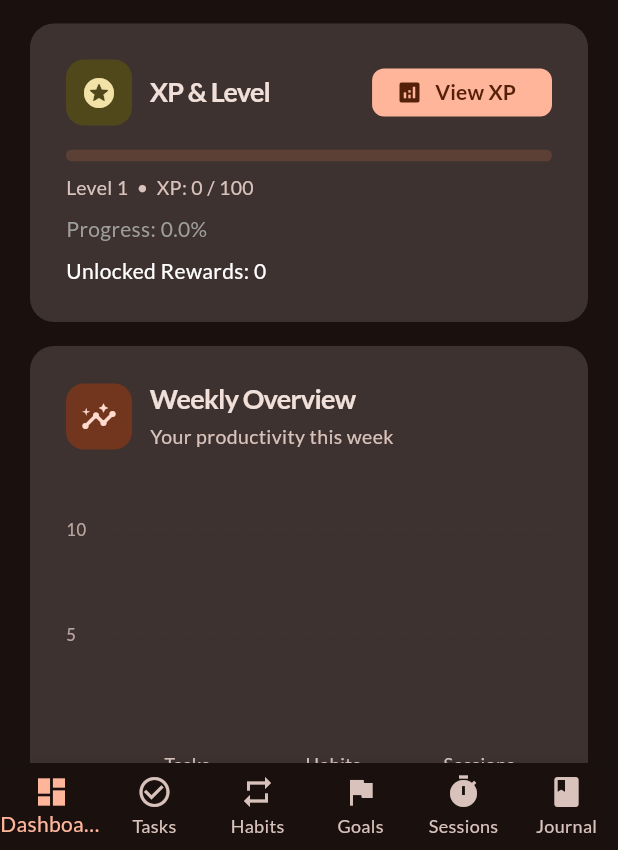
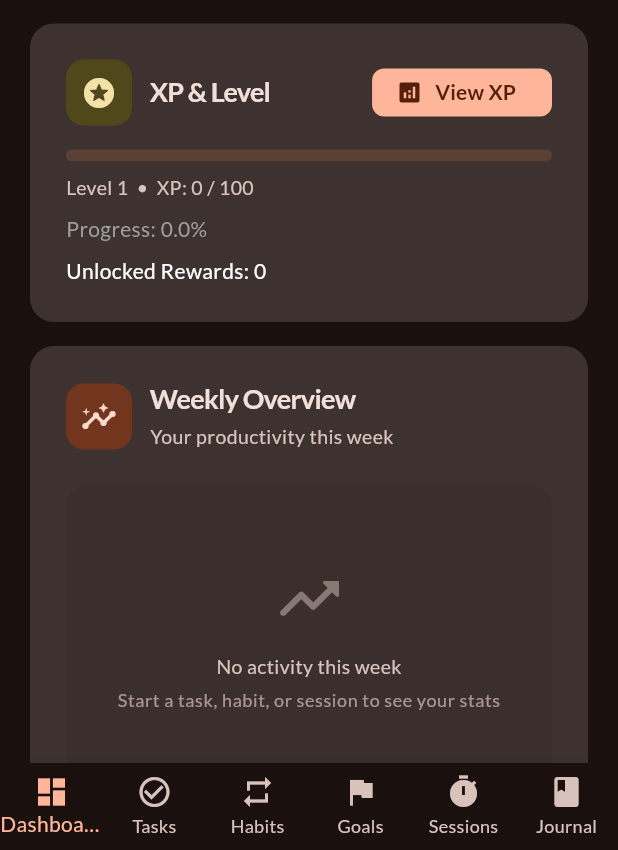
Before and after one commit to gokadzev/LockIn, a Flutter app: the screen it shows after launch, scrolled down 576 dp, on a phone screen of 412 x 824 dp, the part 386-1236 px from its top. Run offline on Flutter 3.47's test engine with Material 3 defaults, Android fonts, the phone set to English and light mode, and no system bars; drawn by our look-alikes of fl_chart; our stand-ins replace flutter_local_notifications, flutter_riverpod, hive_ce, hive_ce_flutter, permission_handler, timezone; missing offline and left inert: workmanager; accounts and stored records are empty; statements that could not run were skipped; project files that could hold a hidden picture were left out.

Commit message:
refactor(weekly_overview): add conditional rendering for activity chart and empty state

```diff
--- a/lib/widgets/weekly_overview_chart.dart
+++ b/lib/widgets/weekly_overview_chart.dart
@@ -16,6 +16,12 @@ class WeeklyOverviewChart extends StatelessWidget {
     final colorScheme = Theme.of(context).colorScheme;
     final textTheme = Theme.of(context).textTheme;
 
+    // Check if there's any activity this week
+    final hasActivity =
+        stats.tasksDone > 0 ||
+        stats.habitsCompleted > 0 ||
+        stats.focusSessions > 0;
+
     return LockinCard(
       padding: const EdgeInsets.all(UIConstants.largeSpacing),
       child: Column(
@@ -29,7 +35,8 @@ class WeeklyOverviewChart extends StatelessWidget {
           ),
           const SizedBox(height: UIConstants.largeSpacing),
 
-          // Chart
+          // Chart or Empty State
+          if (hasActivity)
             SizedBox(
               height: 200,
               child: BarChart(
@@ -127,7 +134,9 @@ class WeeklyOverviewChart extends StatelessWidget {
                         );
                       }
                       return FlLine(
-                      color: colorScheme.outlineVariant.withValues(alpha: 0.2),
+                        color: colorScheme.outlineVariant.withValues(
+                          alpha: 0.2,
+                        ),
                         strokeWidth: 0.8,
                         dashArray: [4, 4],
                       );
@@ -149,6 +158,44 @@ class WeeklyOverviewChart extends StatelessWidget {
                       2,
                       stats.focusSessions.toDouble(),
                       colorScheme.tertiary,
+                    ),
+                  ],
+                ),
+              ),
+            )
+          else
+            Container(
+              height: 200,
+              decoration: BoxDecoration(
+                color: colorScheme.surfaceContainerHigh.withValues(alpha: 0.3),
+                borderRadius: BorderRadius.circular(12),
+              ),
+              child: Center(
+                child: Column(
+                  mainAxisAlignment: MainAxisAlignment.center,
+                  children: [
+                    Icon(
+                      Icons.trending_up_rounded,
+                      size: 48,
+                      color: colorScheme.onSurfaceVariant.withValues(
+                        alpha: 0.5,
+                      ),
+                    ),
+                    const SizedBox(height: 12),
+                    Text(
+                      'No activity this week',
+                      style: textTheme.bodyMedium?.copyWith(
+                        color: colorScheme.onSurfaceVariant,
+                      ),
+                    ),
+                    const SizedBox(height: 4),
+                    Text(
+                      'Start a task, habit, or session to see your stats',
+                      style: textTheme.bodySmall?.copyWith(
+                        color: colorScheme.onSurfaceVariant.withValues(
+                          alpha: 0.7,
+                        ),
+                      ),
                     ),
                   ],
                 ),
```
Lines whose indentation alone changed are shown as unchanged.
